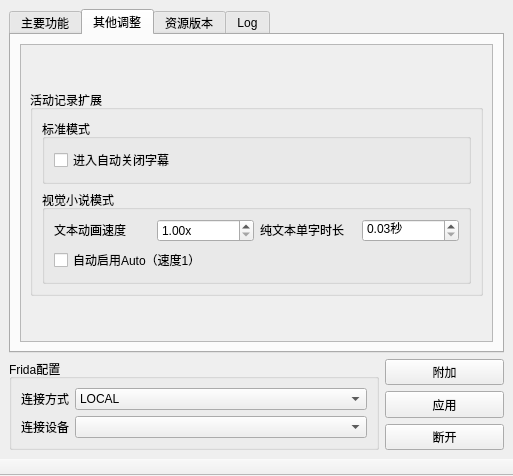
First picture: the form in LLLLToolGUI.ui, repository DYY-Studio/LLLLFridaGUI, before the edit.
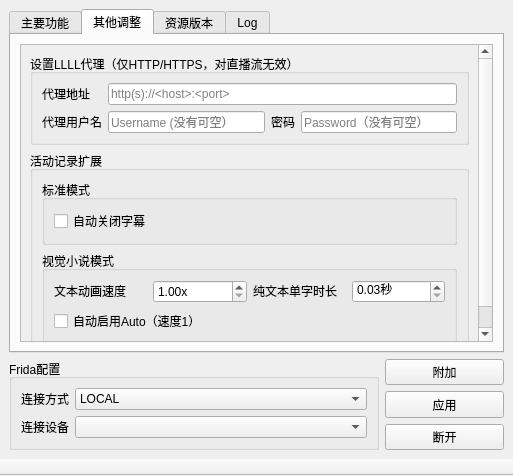
Second picture: the form after the edit. The open tabs and pages were chosen to show the change.

```diff
--- a/LLLLToolGUI.ui
+++ b/LLLLToolGUI.ui
@@ -608,12 +608,12 @@
             <rect>
              <x>0</x>
              <y>0</y>
-             <width>469</width>
-             <height>261</height>
+             <width>452</width>
+             <height>282</height>
             </rect>
            </property>
            <layout class="QGridLayout" name="gridLayout_16">
-            <item row="0" column="0">
+            <item row="1" column="0">
              <widget class="QGroupBox" name="groupBox_6">
               <property name="sizePolicy">
                <sizepolicy hsizetype="Preferred" vsizetype="Fixed">
@@ -711,7 +711,7 @@
                   <item row="0" column="0">
                    <widget class="QCheckBox" name="autoCloseSubtitleCheckBox">
                     <property name="text">
-                     <string>进入自动关闭字幕</string>
+                     <string>自动关闭字幕</string>
                     </property>
                    </widget>
                   </item>
@@ -721,6 +721,66 @@
               </layout>
              </widget>
             </item>
+            <item row="0" column="0">
+             <widget class="QGroupBox" name="proxyGroup">
+              <property name="toolTip">
+               <string>&lt;html&gt;&lt;head/&gt;&lt;body&gt;&lt;p&gt;&lt;span style=&quot; font-weight:700;&quot;&gt;为LLLL设置代理&lt;/span&gt;&lt;/p&gt;&lt;p&gt;允许macOS不启用ClashX增强模式代理访问LLLL&lt;/p&gt;&lt;p&gt;iOS/Android未测试&lt;/p&gt;&lt;p&gt;&lt;br/&gt;&lt;/p&gt;&lt;p&gt;&lt;span style=&quot; font-weight:700;&quot;&gt;对TCP Socket直播无效&lt;/span&gt;&lt;/p&gt;&lt;/body&gt;&lt;/html&gt;</string>
+              </property>
+              <property name="title">
+               <string>设置LLLL代理（仅HTTP/HTTPS，对直播流无效）</string>
+              </property>
+              <layout class="QGridLayout" name="gridLayout_17">
+               <item row="1" column="1">
+                <widget class="QLineEdit" name="proxyUserLineEdit">
+                 <property name="placeholderText">
+                  <string>Username (没有可空）</string>
+                 </property>
+                </widget>
+               </item>
+               <item row="0" column="0">
+                <widget class="QLabel" name="label_12">
+                 <property name="text">
+                  <string>代理地址</string>
+                 </property>
+                </widget>
+               </item>
+               <item row="1" column="2">
+                <widget class="QLabel" name="label_14">
+                 <property name="text">
+                  <string>密码</string>
+                 </property>
+                </widget>
+               </item>
+               <item row="1" column="0">
+                <widget class="QLabel" name="label_13">
+                 <property name="text">
+                  <string>代理用户名</string>
+                 </property>
+                </widget>
+               </item>
+               <item row="1" column="3">
+                <widget class="QLineEdit" name="proxyPasswordLineEdit">
+                 <property name="echoMode">
+                  <enum>QLineEdit::Password</enum>
+                 </property>
+                 <property name="placeholderText">
+                  <string>Password（没有可空）</string>
+                 </property>
+                </widget>
+               </item>
+               <item row="0" column="1" colspan="3">
+                <widget class="QLineEdit" name="httpProxyLineEdit">
+                 <property name="inputMask">
+                  <string/>
+                 </property>
+                 <property name="placeholderText">
+                  <string>http(s)://&lt;host&gt;:&lt;port&gt;</string>
+                 </property>
+                </widget>
+               </item>
+              </layout>
+             </widget>
+            </item>
            </layout>
           </widget>
          </widget>
```
